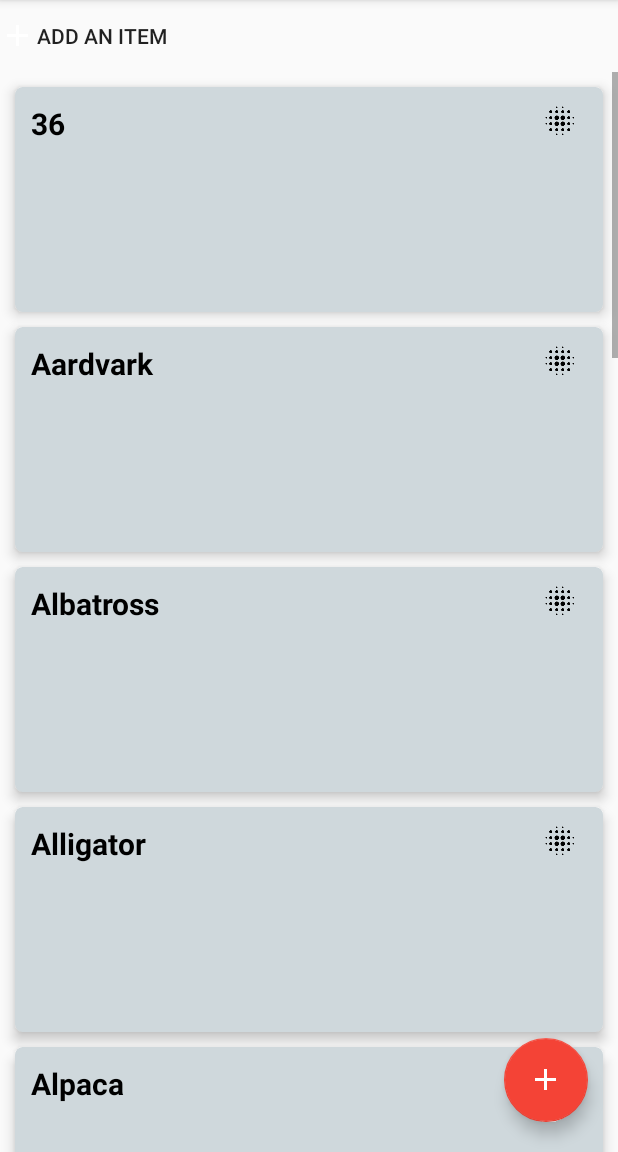
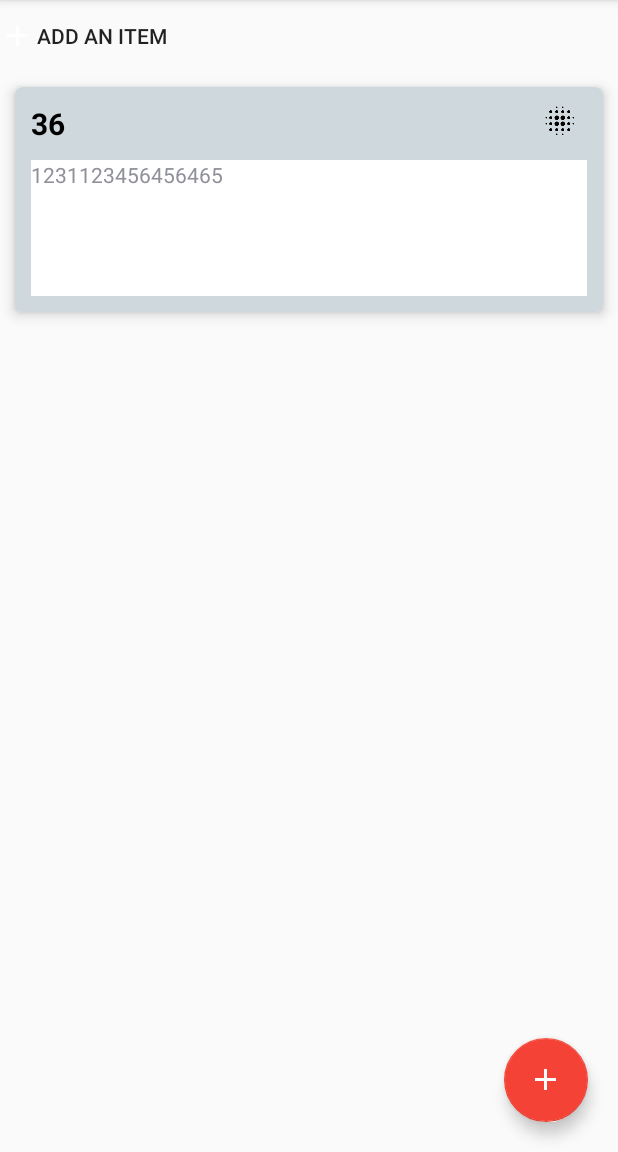
Before and after one commit to vchohan/CookBook, an Android app: the screen it shows after launch (MainActivity), after a tap on "ADD AN ITEM", on a phone screen of 412 x 824 dp, the part 84-1236 px from its top. Run offline under Robolectric (Android 15) with nearby library versions, the phone set to English and light mode, and no system bars; our stand-ins replace Firebase (no records; nobody signed in at launch, a user with empty details on screens opened directly).

Commit message:
Cook Book - 9th Commit *Refactored Firebase Integration

```diff
--- a/cookbook/src/main/java/com/vchohan/cookbook/MainActivity.java
+++ b/cookbook/src/main/java/com/vchohan/cookbook/MainActivity.java
@@ -1,4 +1,6 @@
 package com.vchohan.cookbook;
+
+import com.google.firebase.database.DatabaseReference;
 
 import android.content.Context;
 import android.content.Intent;
@@ -43,6 +45,8 @@ public class MainActivity extends AppCompatActivity
     private RecyclerView.LayoutManager mLayoutManager;
 
     private Random mRandom = new Random();
+
+    private DatabaseReference myRef;
 
     @Override
     protected void onCreate(Bundle savedInstanceState) {
@@ -121,23 +125,9 @@ public class MainActivity extends AppCompatActivity
 
     @NonNull
     private String[] initializeArray() {
+
         return new String[]{
-            "Aardvark",
-            "Albatross",
-            "Alligator",
-            "Alpaca",
-            "Ant",
-            "Anteater",
-            "Antelope",
-            "Ape",
-            "Armadillo",
-            "Donkey",
-            "Baboon",
-            "Badger",
-            "Barracuda",
-            "Bear",
-            "Beaver",
-            "Bee"
+            // enter here array value
         };
     }
 
--- a/cookbook/src/main/java/com/vchohan/cookbook/MainRecyclerViewAdapter.java
+++ b/cookbook/src/main/java/com/vchohan/cookbook/MainRecyclerViewAdapter.java
@@ -11,15 +11,12 @@ import android.widget.TextView;
 import android.widget.Toast;
 
 import java.util.List;
-import java.util.Random;
 
 public class MainRecyclerViewAdapter extends RecyclerView.Adapter<MainRecyclerViewAdapter.ViewHolder> {
 
     private List<String> mDataSet;
 
     private Context mContext;
-
-    private Random mRandom = new Random();
 
     public MainRecyclerViewAdapter(Context context, List<String> list) {
         mDataSet = list;
@@ -28,7 +25,7 @@ public class MainRecyclerViewAdapter extends RecyclerView.Adapter<MainRecyclerVi
 
     public static class ViewHolder extends RecyclerView.ViewHolder {
 
-        public TextView mTextView;
+        public TextView mRecipeTitleHeader;
 
         public ImageButton mRemoveButton;
 
@@ -37,25 +34,26 @@ public class MainRecyclerViewAdapter extends RecyclerView.Adapter<MainRecyclerVi
         public ViewHolder(View v) {
             super(v);
             mLinearLayout = (LinearLayout) v.findViewById(R.id.recycler_card_view);
-            mTextView = (TextView) v.findViewById(R.id.recipe_title_header);
-            mRemoveButton = (ImageButton) v.findViewById(R.id.remove_button);
+            mRecipeTitleHeader = (TextView) v.findViewById(R.id.recycler_recipe_title);
+            mRemoveButton = (ImageButton) v.findViewById(R.id.recycler_remove_button);
         }
     }
 
     @Override
-    public MainRecyclerViewAdapter.ViewHolder onCreateViewHolder(ViewGroup parent, int viewType) {
+    public MainRecyclerViewAdapter.ViewHolder onCreateViewHolder(ViewGroup parent, final int viewType) {
         // Create a new View
         View v = LayoutInflater.from(mContext).inflate(R.layout.main_recycler_custom_view, parent, false);
         ViewHolder vh = new ViewHolder(v);
         return vh;
+
     }
 
     @Override
-    public void onBindViewHolder(ViewHolder holder, final int position) {
-        holder.mTextView.setText((String) mDataSet.get(position));
+    public void onBindViewHolder(final ViewHolder holder, final int position) {
+        holder.mRecipeTitleHeader.setText((String) mDataSet.get(position));
 
         // Set a click listener for TextView
-        holder.mTextView.setOnClickListener(new View.OnClickListener() {
+        holder.mRecipeTitleHeader.setOnClickListener(new View.OnClickListener() {
             @Override
             public void onClick(View view) {
                 String recipe = mDataSet.get(position);
@@ -73,35 +71,8 @@ public class MainRecyclerViewAdapter extends RecyclerView.Adapter<MainRecyclerVi
                 // Remove the item on remove/button click
                 mDataSet.remove(position);
 
-                /*
-                    public final void notifyItemRemoved (int position)
-                        Notify any registered observers that the item previously located at position
-                        has been removed from the data set. The items previously located at and
-                        after position may now be found at oldPosition - 1.
-
-                        This is a structural change event. Representations of other existing items
-                        in the data set are still considered up to date and will not be rebound,
-                        though their positions may be altered.
-
-                    Parameters
-                        position : Position of the item that has now been removed
-                */
                 notifyItemRemoved(position);
 
-                /*
-                    public final void notifyItemRangeChanged (int positionStart, int itemCount)
-                        Notify any registered observers that the itemCount items starting at
-                        position positionStart have changed. Equivalent to calling
-                        notifyItemRangeChanged(position, itemCount, null);.
-
-                        This is an item change event, not a structural change event. It indicates
-                        that any reflection of the data in the given position range is out of date
-                        and should be updated. The items in the given range retain the same identity.
-
-                    Parameters
-                        positionStart : Position of the first item that has changed
-                        itemCount : Number of items that have changed
-                */
                 notifyItemRangeChanged(position, mDataSet.size());
 
                 // Show the removed item label
@@ -114,69 +85,4 @@ public class MainRecyclerViewAdapter extends RecyclerView.Adapter<MainRecyclerVi
     public int getItemCount() {
         return mDataSet.size();
     }
-
-//    // Custom method to apply emboss mask filter to TextView
-//    protected void applyEmbossMaskFilter(TextView recipe_title_header) {
-//        EmbossMaskFilter embossFilter = new EmbossMaskFilter(
-//            new float[]{1f, 5f, 1f}, // direction of the light source
-//            0.8f, // ambient light between 0 to 1
-//            8, // specular highlights
-//            7f // blur before applying lighting
-//        );
-//        recipe_title_header.setLayerType(View.LAYER_TYPE_SOFTWARE, null);
-//        recipe_title_header.getPaint().setMaskFilter(embossFilter);
-//    }
-//
-//    // Custom method to generate random HSV color
-//    protected int getRandomHSVColor() {
-//        // Generate a random hue value between 0 to 360
-//        int hue = mRandom.nextInt(361);
-//        // We make the color depth full
-//        float saturation = 1.0f;
-//        // We make a full bright color
-//        float value = 1.0f;
-//        // We avoid color transparency
-//        int alpha = 255;
-//        // Finally, generate the color
-//        int color = Color.HSVToColor(alpha, new float[]{hue, saturation, value});
-//        // Return the color
-//        return color;
-//    }
-//
-//    // Custom method to create a GradientDrawable object
-//    protected GradientDrawable getGradientDrawable() {
-//        GradientDrawable gradient = new GradientDrawable();
-//        gradient.setGradientType(GradientDrawable.SWEEP_GRADIENT);
-//        gradient.setColors(new int[]{getRandomHSVColor(), getRandomHSVColor(), getRandomHSVColor()});
-//        return gradient;
-//    }
-//
-//    // Custom method to get a darker color
-//    protected int getDarkerColor(int color) {
-//        float[] hsv = new float[3];
-//        Color.colorToHSV(color, hsv);
-//        hsv[2] = 0.8f * hsv[2];
-//        return Color.HSVToColor(hsv);
-//    }
-//
-//    // Custom method to get a lighter color
-//    protected int getLighterColor(int color) {
-//        float[] hsv = new float[3];
-//        Color.colorToHSV(color, hsv);
-//        hsv[2] = 0.2f + 0.8f * hsv[2];
-//        return Color.HSVToColor(hsv);
-//    }
-//
-//    // Custom method to get reverse color
-//    protected int getReverseColor(int color) {
-//        float[] hsv = new float[3];
-//        Color.RGBToHSV(
-//            Color.red(color), // Red value
-//            Color.green(color), // Green value
-//            Color.blue(color), // Blue value
-//            hsv
-//        );
-//        hsv[0] = (hsv[0] + 180) % 360;
-//        return Color.HSVToColor(hsv);
-//    }
 }
--- a/cookbook/src/main/res/layout/main_recycler_custom_view.xml
+++ b/cookbook/src/main/res/layout/main_recycler_custom_view.xml
@@ -16,7 +16,7 @@
     <LinearLayout
             android:orientation="vertical"
             android:layout_width="match_parent"
-            android:layout_height="wrap_content">
+            android:layout_height="match_parent">
 
         <LinearLayout
                 android:id="@+id/recycler_card_view"
@@ -27,7 +27,7 @@
                 android:weightSum="1">
 
             <TextView
-                    android:id="@+id/recipe_title_header"
+                    android:id="@+id/recycler_recipe_title"
                     android:layout_width="@dimen/two_hundred_density_pixel"
                     android:layout_height="wrap_content"
                     android:textColor="@color/colorBlack"
@@ -36,7 +36,7 @@
                     android:layout_weight="0.96" />
 
             <ImageButton
-                    android:id="@+id/remove_button"
+                    android:id="@+id/recycler_remove_button"
                     android:layout_width="wrap_content"
                     android:layout_height="wrap_content"
                     android:src="@drawable/ic_blur_on_black_24dp"
@@ -44,6 +44,23 @@
 
         </LinearLayout>
 
+        <LinearLayout
+                android:id="@+id/recycler_sub_card_view"
+                android:orientation="vertical"
+                android:layout_width="match_parent"
+                android:layout_height="match_parent"
+                android:layout_margin="@dimen/five_density_pixel"
+                android:background="@color/colorWhite"
+                android:weightSum="1">
+
+            <TextView
+                    android:id="@+id/recycler_recipe_method"
+                    android:layout_width="match_parent"
+                    android:layout_height="match_parent"
+                    android:text="1231123456456465"/>
+
+        </LinearLayout>
+
     </LinearLayout>
 
 </android.support.v7.widget.CardView>
```
Also changed, not shown: cookbook/src/main/java/com/vchohan/cookbook/AddNewRecipeFragment.java (+26 -18 lines).
